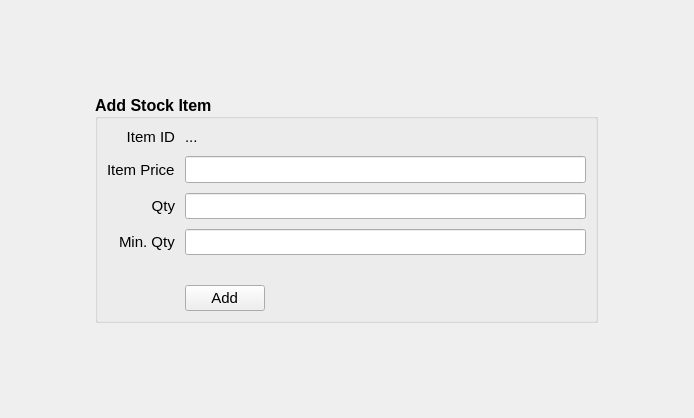
Old version of the form estorecpp/addstockitem.ui in the repository Watti/estorecpp.
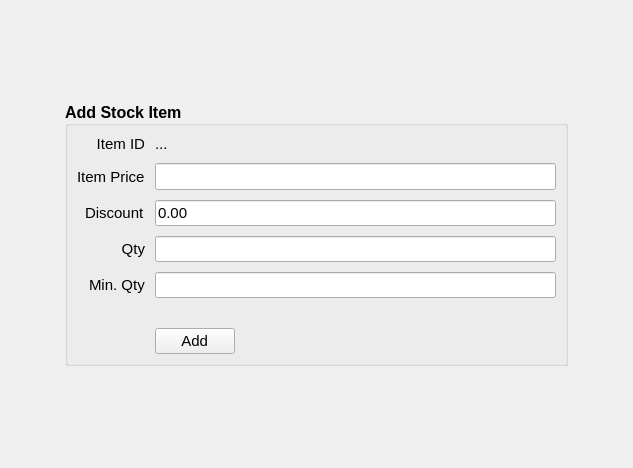
New version of the form.

```diff
--- a/estorecpp/addstockitem.ui
+++ b/estorecpp/addstockitem.ui
@@ -6,8 +6,8 @@
    <rect>
     <x>0</x>
     <y>0</y>
-    <width>694</width>
-    <height>418</height>
+    <width>633</width>
+    <height>468</height>
    </rect>
   </property>
   <property name="windowTitle">
@@ -90,7 +90,7 @@
         </property>
        </widget>
       </item>
-      <item row="2" column="0">
+      <item row="3" column="0">
        <widget class="QLabel" name="label_4">
         <property name="sizePolicy">
          <sizepolicy hsizetype="Maximum" vsizetype="Expanding">
@@ -125,7 +125,7 @@
         </property>
        </widget>
       </item>
-      <item row="2" column="1">
+      <item row="3" column="1">
        <widget class="QLineEdit" name="qty">
         <property name="font">
          <font>
@@ -136,7 +136,7 @@
         </property>
        </widget>
       </item>
-      <item row="3" column="0">
+      <item row="4" column="0">
        <widget class="QLabel" name="label_5">
         <property name="font">
          <font>
@@ -150,7 +150,7 @@
         </property>
        </widget>
       </item>
-      <item row="3" column="1">
+      <item row="4" column="1">
        <widget class="QLineEdit" name="minQty">
         <property name="font">
          <font>
@@ -161,7 +161,7 @@
         </property>
        </widget>
       </item>
-      <item row="4" column="0">
+      <item row="7" column="0">
        <spacer name="verticalSpacer">
         <property name="orientation">
          <enum>Qt::Vertical</enum>
@@ -177,7 +177,7 @@
         </property>
        </spacer>
       </item>
-      <item row="4" column="1">
+      <item row="7" column="1">
        <spacer name="verticalSpacer_2">
         <property name="orientation">
          <enum>Qt::Vertical</enum>
@@ -193,7 +193,7 @@
         </property>
        </spacer>
       </item>
-      <item row="5" column="0">
+      <item row="8" column="0">
        <spacer name="horizontalSpacer_3">
         <property name="orientation">
          <enum>Qt::Horizontal</enum>
@@ -206,7 +206,7 @@
         </property>
        </spacer>
       </item>
-      <item row="5" column="1">
+      <item row="8" column="1">
        <layout class="QHBoxLayout" name="horizontalLayout_2">
         <item>
          <widget class="QPushButton" name="addItemButton">
@@ -240,6 +240,34 @@
       <item row="1" column="1">
        <widget class="QLineEdit" name="itemPrice"/>
       </item>
+      <item row="2" column="0">
+       <widget class="QLabel" name="label">
+        <property name="font">
+         <font>
+          <pointsize>11</pointsize>
+          <weight>50</weight>
+          <bold>false</bold>
+         </font>
+        </property>
+        <property name="text">
+         <string>Discount</string>
+        </property>
+       </widget>
+      </item>
+      <item row="2" column="1">
+       <widget class="QLineEdit" name="discount">
+        <property name="font">
+         <font>
+          <pointsize>11</pointsize>
+          <weight>50</weight>
+          <bold>false</bold>
+         </font>
+        </property>
+        <property name="text">
+         <string>0.00</string>
+        </property>
+       </widget>
+      </item>
      </layout>
     </widget>
    </item>
```
